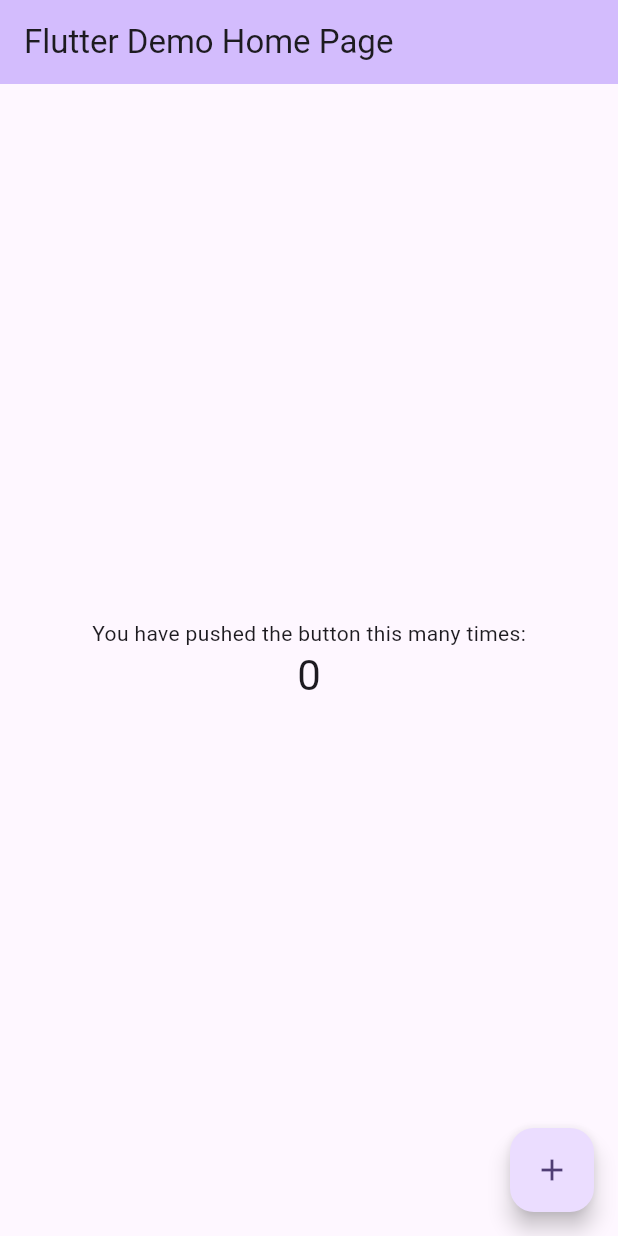
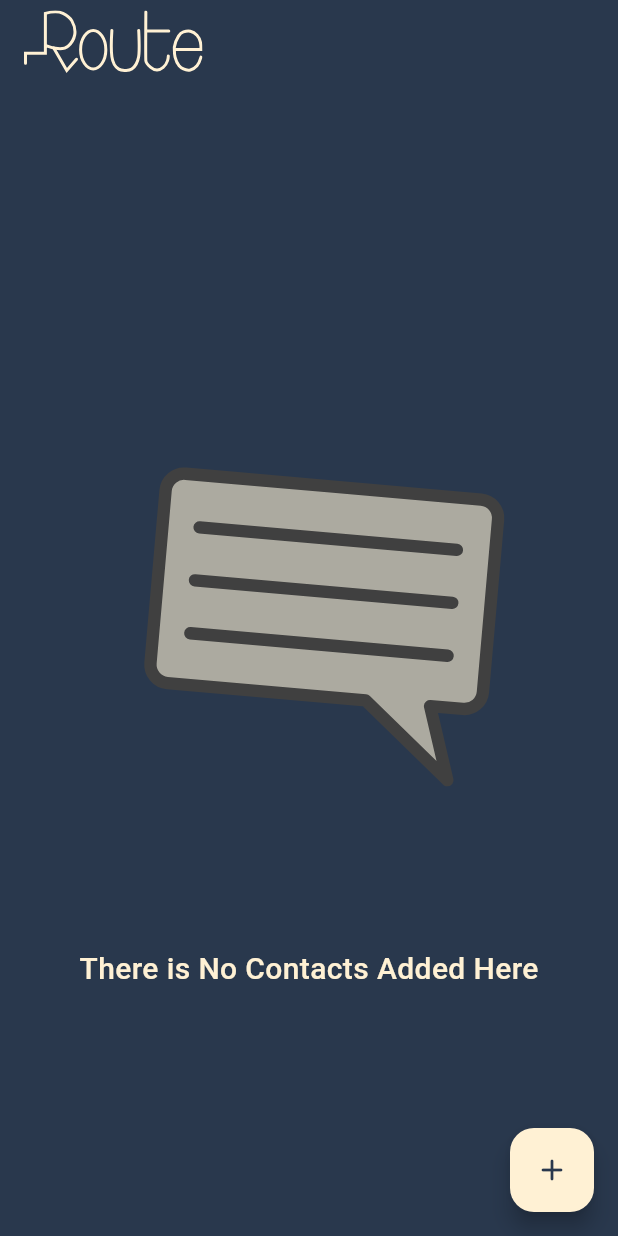
Before and after one commit to MuhamedUssama/contacts-app-c16, a Flutter app: the screen it shows after launch, on a phone screen of 412 x 824 dp. Run offline on Flutter 3.47's test engine with Material 3 defaults, Android fonts, the phone set to English and light mode, and no system bars; drawn by our look-alikes of lottie; our stand-ins replace flutter_svg, image_picker.

```diff
--- /dev/null
+++ b/lib/core/utils/app_assets.dart
@@ -0,0 +1,9 @@
+abstract class AppImages {
+  static const String logo = 'assets/images/logo.svg';
+  static const String emptyImage = 'assets/images/empty_user.png';
+}
+
+abstract class AppAnimations {
+  static const String emptyList = 'assets/lottie/empty_list.json';
+  static const String imagePicker = 'assets/lottie/image_picker.json';
+}
--- /dev/null
+++ b/lib/core/utils/app_colors.dart
@@ -0,0 +1,9 @@
+import 'package:flutter/material.dart';
+
+abstract class AppColors {
+  static const Color darkBlue = Color(0xff29384D);
+  static const Color white = Color(0xffffffff);
+  static const Color lightBlue = Color(0xffE2F4F6);
+  static const Color gold = Color(0xffFFF1D4);
+  static const Color red = Color(0xffF93E3E);
+}
--- /dev/null
+++ b/lib/core/widgets/empty_list_widget.dart
@@ -0,0 +1,26 @@
+import 'package:contacts_app/core/utils/app_assets.dart';
+import 'package:contacts_app/core/utils/app_colors.dart';
+import 'package:flutter/material.dart';
+import 'package:lottie/lottie.dart';
+
+class EmptyListWidget extends StatelessWidget {
+  const EmptyListWidget({super.key});
+
+  @override
+  Widget build(BuildContext context) {
+    return Column(
+      mainAxisAlignment: MainAxisAlignment.center,
+      children: <Widget>[
+        LottieBuilder.asset(AppAnimations.emptyList),
+        Text(
+          'There is No Contacts Added Here',
+          style: TextStyle(
+            fontSize: 20,
+            color: AppColors.gold,
+            fontWeight: FontWeight.w500,
+          ),
+        ),
+      ],
+    );
+  }
+}
--- a/lib/main.dart
+++ b/lib/main.dart
@@ -1,122 +1,19 @@
+import 'package:contacts_app/screens/home_screen.dart';
 import 'package:flutter/material.dart';
 
 void main() {
-  runApp(const MyApp());
+  runApp(const ContactsApp());
 }
 
-class MyApp extends StatelessWidget {
-  const MyApp({super.key});
+class ContactsApp extends StatelessWidget {
+  const ContactsApp({super.key});
 
-  // This widget is the root of your application.
   @override
   Widget build(BuildContext context) {
     return MaterialApp(
-      title: 'Flutter Demo',
-      theme: ThemeData(
-        // This is the theme of your application.
-        //
-        // TRY THIS: Try running your application with "flutter run". You'll see
-        // the application has a purple toolbar. Then, without quitting the app,
-        // try changing the seedColor in the colorScheme below to Colors.green
-        // and then invoke "hot reload" (save your changes or press the "hot
-        // reload" button in a Flutter-supported IDE, or press "r" if you used
-        // the command line to start the app).
-        //
-        // Notice that the counter didn't reset back to zero; the application
-        // state is not lost during the reload. To reset the state, use hot
-        // restart instead.
-        //
-        // This works for code too, not just values: Most code changes can be
-        // tested with just a hot reload.
-        colorScheme: ColorScheme.fromSeed(seedColor: Colors.deepPurple),
-      ),
-      home: const MyHomePage(title: 'Flutter Demo Home Page'),
+      title: 'Contacts App',
+      debugShowCheckedModeBanner: false,
+      home: const HomeScreen(),
     );
   }
 }
-
-class MyHomePage extends StatefulWidget {
-  const MyHomePage({super.key, required this.title});
-
-  // This widget is the home page of your application. It is stateful, meaning
-  // that it has a State object (defined below) that contains fields that affect
-  // how it looks.
-
-  // This class is the configuration for the state. It holds the values (in this
-  // case the title) provided by the parent (in this case the App widget) and
-  // used by the build method of the State. Fields in a Widget subclass are
-  // always marked "final".
-
-  final String title;
-
-  @override
-  State<MyHomePage> createState() => _MyHomePageState();
-}
-
-class _MyHomePageState extends State<MyHomePage> {
-  int _counter = 0;
-
-  void _incrementCounter() {
-    setState(() {
-      // This call to setState tells the Flutter framework that something has
-      // changed in this State, which causes it to rerun the build method below
-      // so that the display can reflect the updated values. If we changed
-      // _counter without calling setState(), then the build method would not be
-      // called again, and so nothing would appear to happen.
-      _counter++;
-    });
-  }
-
-  @override
-  Widget build(BuildContext context) {
-    // This method is rerun every time setState is called, for instance as done
-    // by the _incrementCounter method above.
-    //
-    // The Flutter framework has been optimized to make rerunning build methods
-    // fast, so that you can just rebuild anything that needs updating rather
-    // than having to individually change instances of widgets.
-    return Scaffold(
-      appBar: AppBar(
-        // TRY THIS: Try changing the color here to a specific color (to
-        // Colors.amber, perhaps?) and trigger a hot reload to see the AppBar
-        // change color while the other colors stay the same.
-        backgroundColor: Theme.of(context).colorScheme.inversePrimary,
-        // Here we take the value from the MyHomePage object that was created by
-        // the App.build method, and use it to set our appbar title.
-        title: Text(widget.title),
-      ),
-      body: Center(
-        // Center is a layout widget. It takes a single child and positions it
-        // in the middle of the parent.
-        child: Column(
-          // Column is also a layout widget. It takes a list of children and
-          // arranges them vertically. By default, it sizes itself to fit its
-          // children horizontally, and tries to be as tall as its parent.
-          //
-          // Column has various properties to control how it sizes itself and
-          // how it positions its children. Here we use mainAxisAlignment to
-          // center the children vertically; the main axis here is the vertical
-          // axis because Columns are vertical (the cross axis would be
-          // horizontal).
-          //
-          // TRY THIS: Invoke "debug painting" (choose the "Toggle Debug Paint"
-          // action in the IDE, or press "p" in the console), to see the
-          // wireframe for each widget.
-          mainAxisAlignment: MainAxisAlignment.center,
-          children: <Widget>[
-            const Text('You have pushed the button this many times:'),
-            Text(
-              '$_counter',
-              style: Theme.of(context).textTheme.headlineMedium,
-            ),
-          ],
-        ),
-      ),
-      floatingActionButton: FloatingActionButton(
-        onPressed: _incrementCounter,
-        tooltip: 'Increment',
-        child: const Icon(Icons.add),
-      ), // This trailing comma makes auto-formatting nicer for build methods.
-    );
-  }
-}
--- /dev/null
+++ b/lib/screens/home_screen.dart
@@ -0,0 +1,56 @@
+import 'package:contacts_app/core/utils/app_assets.dart';
+import 'package:contacts_app/core/utils/app_colors.dart';
+import 'package:contacts_app/core/widgets/contacts_bottom_sheet.dart';
+import 'package:contacts_app/core/widgets/empty_list_widget.dart';
+import 'package:flutter/material.dart';
+import 'package:flutter_svg/flutter_svg.dart';
+
+class HomeScreen extends StatefulWidget {
+  const HomeScreen({super.key});
+
+  @override
+  State<HomeScreen> createState() => _HomeScreenState();
+}
+
+class _HomeScreenState extends State<HomeScreen> {
+  @override
+  Widget build(BuildContext context) {
+    return Scaffold(
+      backgroundColor: AppColors.darkBlue,
+      appBar: AppBar(
+        backgroundColor: AppColors.darkBlue,
+        title: SvgPicture.asset(AppImages.logo),
+      ),
+      body: const EmptyListWidget(),
+      floatingActionButton: FloatingActionButton(
+        onPressed: () {
+          _openModalBottomSheet();
+        },
+        backgroundColor: AppColors.gold,
+        child: Icon(Icons.add_rounded, color: AppColors.darkBlue),
+      ),
+    );
+  }
+
+  void _openModalBottomSheet() {
+    showModalBottomSheet(
+      context: context,
+      backgroundColor: AppColors.darkBlue,
+      isScrollControlled: true,
+      shape: RoundedRectangleBorder(
+        borderRadius: BorderRadiusGeometry.only(
+          topRight: Radius.circular(40),
+          topLeft: Radius.circular(40),
+        ),
+      ),
+      builder: (context) {
+        return Padding(
+          padding: EdgeInsets.only(
+            bottom: MediaQuery.viewInsetsOf(context).bottom,
+          ),
+          child: ContactsBottomSheet(),
+        );
+      },
+    );
+  }
+}
--- a/pubspec.yaml
+++ b/pubspec.yaml
@@ -36,6 +36,7 @@ dependencies:
   cupertino_icons: ^1.0.8
   lottie: ^3.3.2
   flutter_svg: ^2.2.1
+  image_picker: ^1.2.0
 
 dev_dependencies:
   flutter_test:
```
Also changed, not shown: lib/core/utils/app_validator.dart (added, +35 -0 lines), lib/core/widgets/bottom_sheet_header.dart (added, +114 -0 lines), lib/core/widgets/contacts_bottom_sheet.dart (added, +94 -0 lines), lib/core/widgets/custom_text_form_field.dart (added, +67 -0 lines), assets/images/empty_user.png (added), pubspec.lock, 6 other files.
